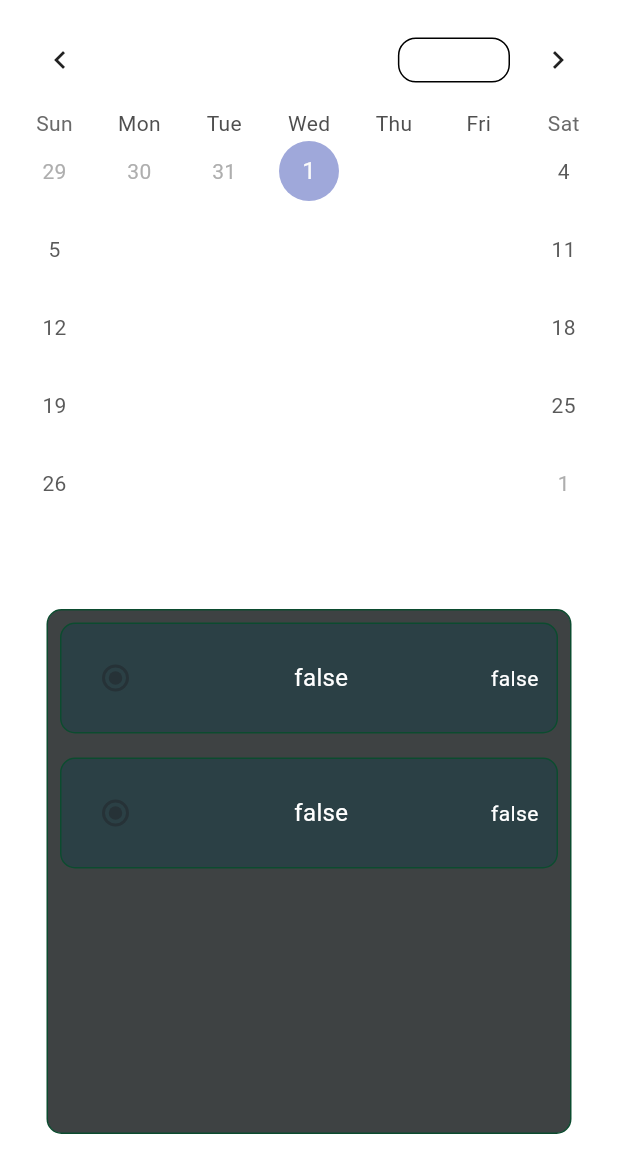
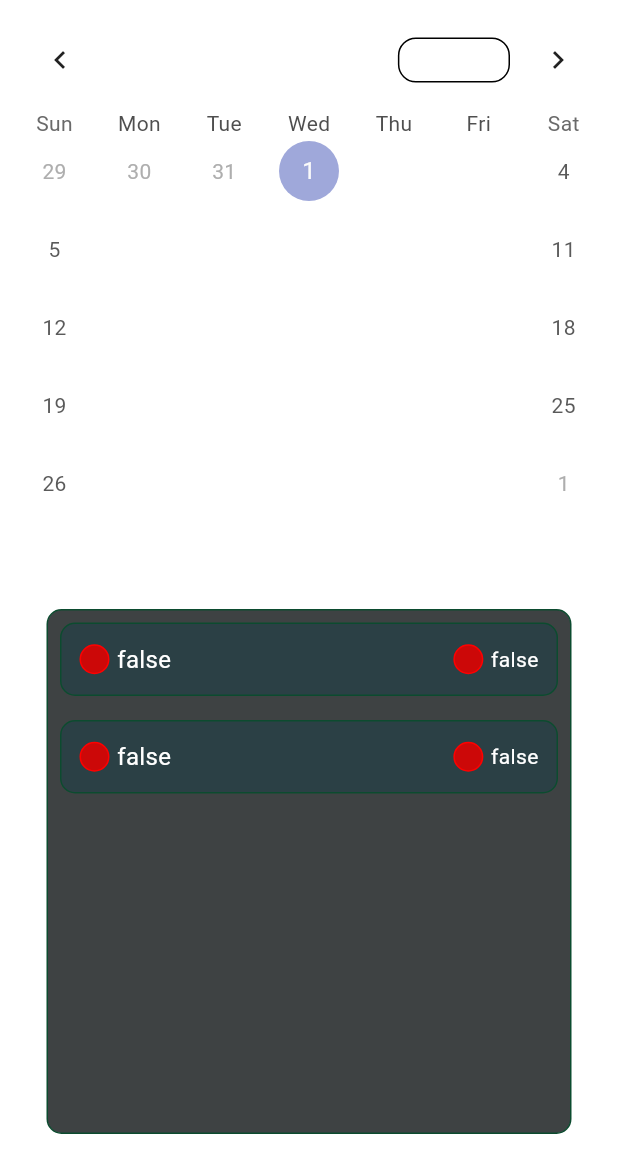
Before and after one commit to Fuadseid/checklist_app_for_medical_tab_user, a Flutter app: the screen it shows after launch, on a phone screen of 412 x 824 dp, the part 84-1236 px from its top. Run offline on Flutter 3.47's test engine with Material 3 defaults, Android fonts, the phone set to English and light mode, and no system bars; drawn by our look-alikes of table_calendar.

Commit message:
adding container in place of radio

```diff
--- a/checklist_app/lib/Screen/Displaycheck.dart
+++ b/checklist_app/lib/Screen/Displaycheck.dart
@@ -12,8 +12,7 @@ class Displaycheck extends StatelessWidget {
     final bvalue1 = context.watch<Checkerprovider>().bvalue1;
 
     return Consumer(
-      builder: (context, value, child) =>
-      Container(
+      builder: (context, value, child) => Container(
         decoration: BoxDecoration(
           borderRadius: BorderRadius.circular(10),
           border: Border.all(color: const Color.fromARGB(255, 12, 75, 47)),
@@ -28,7 +27,8 @@ class Displaycheck extends StatelessWidget {
               padding: const EdgeInsets.all(8.0),
               child: Container(
                 decoration: BoxDecoration(
-                  border: Border.all(color: const Color.fromARGB(255, 12, 75, 47)),
+                  border:
+                      Border.all(color: const Color.fromARGB(255, 12, 75, 47)),
                   borderRadius: BorderRadius.circular(10),
                   color: const Color.fromARGB(255, 43, 64, 69),
                 ),
@@ -37,14 +37,61 @@ class Displaycheck extends StatelessWidget {
                   child: Row(
                     mainAxisAlignment: MainAxisAlignment.spaceBetween,
                     children: [
-                      Radio(value: false, groupValue: context.read<Checkerprovider>().bvalue, onChanged: null),
-                      Text(
-                        bvalue.toString(), // Display bvalue from Checkerprovider
-                        style: const TextStyle(color: Colors.white, fontSize: 16),
+                      Row(
+                        children: [
+                          Container(
+                            height: 20,
+                            width: 20,
+                            decoration: BoxDecoration(
+                                  color: bvalue == true
+                                  ? const Color.fromARGB(255, 12, 75, 47)
+                                  : const Color.fromARGB(225, 225, 0, 0),
+                              borderRadius: BorderRadius.circular(100),
+                              border: Border.all(
+                                  color: bvalue == true
+                                      ? const Color.fromARGB(255, 12, 75, 47)
+                                      : const Color.fromARGB(255, 255, 0, 0)),
+                            ),
+                          ),
+                           const SizedBox(
+                            width: 5,
+                           ),
+                          Text(
+                            bvalue
+                                .toString(), // Display bvalue from Checkerprovider
+                            style: const TextStyle(
+                                color: Colors.white, fontSize: 16),
+                          ),
+                        ],
                       ),
-                      Text(
-                        context.read<Checkerprovider>().bvalue.toString(), // Display bvalue1 from Checkerprovider
-                        style: const TextStyle(color: Colors.white, fontSize: 14),
+                      Row(
+                        children: [
+                          Container(
+                            height: 20,
+                            width: 20,
+                            decoration: BoxDecoration(
+                              color: bvalue == true
+                                  ? const Color.fromARGB(255, 12, 75, 47)
+                                  : const Color.fromARGB(225, 225, 0, 0),
+                              borderRadius: BorderRadius.circular(100),
+                              border: Border.all(
+                                  color: bvalue == true
+                                      ? const Color.fromARGB(255, 12, 75, 47)
+                                      : const Color.fromARGB(255, 255, 0, 0)),
+                            ),
+                          ),
+                             const SizedBox(
+                            width: 5,
+                           ),
+                          Text(
+                            context
+                                .read<Checkerprovider>()
+                                .bvalue
+                                .toString(), // Display bvalue1 from Checkerprovider
+                            style: const TextStyle(
+                                color: Colors.white, fontSize: 14),
+                          ),
+                        ],
                       ),
                     ],
                   ),
```
